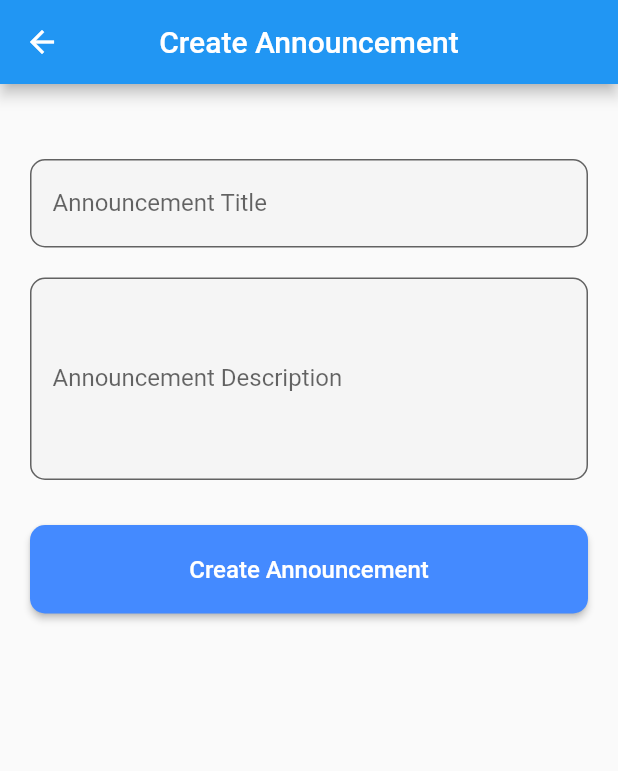
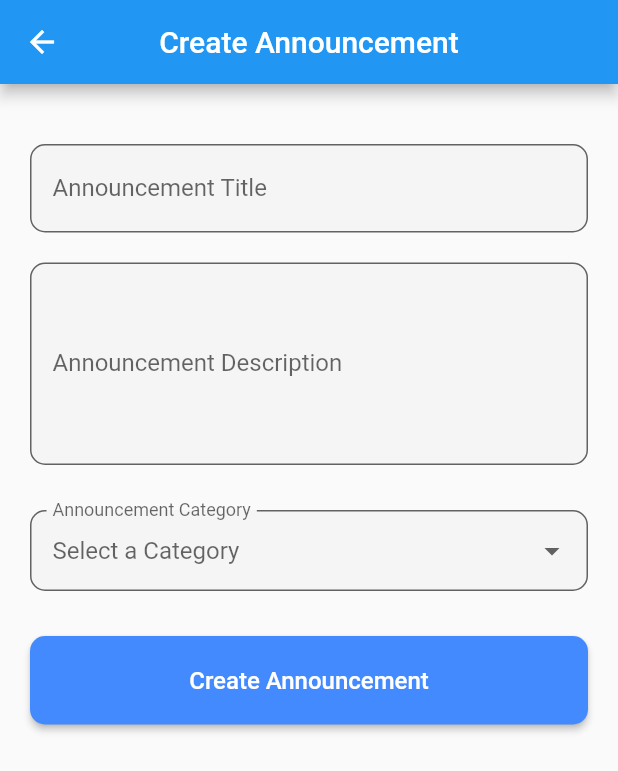
Before and after one commit to irfanSilkron/silkron-bulletin-app, a Flutter app: the screen it shows after launch, in the side drawer, after a tap on "Add Announcement", on a phone screen of 412 x 824 dp. Shown: the top 771 px of the screen. Run offline on Flutter 3.47's test engine with Material 2 defaults, Android fonts, the phone set to English and light mode, and no system bars; our stand-ins replace logger, sqflite; accounts and stored records are empty.

Commit message:
create global widgets and screen widgets

```diff
--- /dev/null
+++ b/lib/screen/announcement/model/announcement_model.dart
@@ -0,0 +1,36 @@
+class Announcement {
+  final String title;
+  final String description;
+  final String category;
+  final DateTime dateCreated;
+  final DateTime dateUpdated;
+
+  Announcement({
+    required this.title,
+    required this.description,
+    required this.category,
+    DateTime? dateCreated,
+    DateTime? dateUpdated,
+  })  : dateCreated = dateCreated ?? DateTime.now(),
+        dateUpdated = dateUpdated ?? DateTime.now();
+
+  Map<String, dynamic> toMap() {
+    return {
+      'title': title,
+      'description': description,
+      'category': category,
+      'dateCreated': dateCreated.toIso8601String(),
+      'dateUpdated': dateUpdated.toIso8601String(),
+    };
+  }
+
+  factory Announcement.fromMap(Map<String, dynamic> map) {
+    return Announcement(
+      title: map['title'],
+      description: map['description'],
+      category: map['category'],
+      dateCreated: DateTime.parse(map['dateCreated']),
+      dateUpdated: DateTime.parse(map['dateUpdated']),
+    );
+  }
+}
--- a/lib/screen/announcement/view/add_announcement.dart
+++ b/lib/screen/announcement/view/add_announcement.dart
@@ -1,8 +1,22 @@
 import 'package:flutter/material.dart';
+import 'package:phone_comparison_app/screen/announcement/model/announcement_model.dart';
 import 'package:phone_comparison_app/widgets/app_bar.dart';
 
-class AddAnnouncementScreen extends StatelessWidget {
+import '../../../widgets/app_button.dart';
+import '../../../widgets/app_category_dropdown.dart';
+import '../../../widgets/app_text_field.dart';
+
+class AddAnnouncementScreen extends StatefulWidget {
   const AddAnnouncementScreen({super.key});
+
+  @override
+  _AddAnnouncementScreenState createState() => _AddAnnouncementScreenState();
+}
+
+class _AddAnnouncementScreenState extends State<AddAnnouncementScreen> {
+  String? selectedCategory;
+  final TextEditingController titleController = TextEditingController();
+  final TextEditingController descriptionController = TextEditingController();
 
   @override
   Widget build(BuildContext context) {
@@ -12,64 +26,43 @@ class AddAnnouncementScreen extends StatelessWidget {
         child: Padding(
           padding: const EdgeInsets.all(20.0),
           child: Column(
-            mainAxisAlignment: MainAxisAlignment.center,
             crossAxisAlignment: CrossAxisAlignment.start,
             children: [
-              const SizedBox(height: 30),
+              const SizedBox(height: 20),
               // Title TextField
-              TextField(
-                decoration: InputDecoration(
-                  labelText: 'Announcement Title',
-                  labelStyle: const TextStyle(fontSize: 16),
-                  border: OutlineInputBorder(
-                    borderRadius: BorderRadius.circular(10.0),
-                  ),
-                  filled: true,
-                  fillColor: Colors.grey[100],
-                  contentPadding: const EdgeInsets.symmetric(
-                    vertical: 20.0,
-                    horizontal: 15.0,
-                  ),
-                ),
+              AppTextField(
+                label: 'Announcement Title',
+                controller: titleController,
               ),
               const SizedBox(height: 20),
               // Description TextField
-              TextField(
+              AppTextField(
+                label: 'Announcement Description',
                 maxLines: 5,
-                decoration: InputDecoration(
-                  labelText: 'Announcement Description',
-                  labelStyle: const TextStyle(fontSize: 16),
-                  border: OutlineInputBorder(
-                    borderRadius: BorderRadius.circular(10.0),
-                  ),
-                  filled: true,
-                  fillColor: Colors.grey[100],
-                  contentPadding: const EdgeInsets.symmetric(
-                    vertical: 20.0,
-                    horizontal: 15.0,
-                  ),
-                ),
+                controller: descriptionController,
+              ),
+              const SizedBox(height: 30),
+              // Category Dropdown
+              CategoryDropdown(
+                selectedCategory: selectedCategory,
+                onChanged: (value) {
+                  setState(() {
+                    selectedCategory = value;
+                  });
+                },
               ),
               const SizedBox(height: 30),
               // Create Button
-              SizedBox(
-                width: double.infinity,
-                child: ElevatedButton(
-                  onPressed: () {},
-                  style: ElevatedButton.styleFrom(
-                    padding: const EdgeInsets.symmetric(
-                      vertical: 20.0,
-                    ),
-                    backgroundColor: Colors.blueAccent,
-                    shape: RoundedRectangleBorder(
-                      borderRadius: BorderRadius.circular(10.0),
-                    ),
-                  ),
-                  child: const Text(
-                    'Create Announcement',
-                    style: TextStyle(fontSize: 16),
-                  ),
-                ),
+              AppButton(
+                onPressed: () {
+                  final newAnnouncement = Announcement(
+                    title: titleController.text,
+                    description: descriptionController.text,
+                    category: selectedCategory ?? 'General',
+                  );
+
+                  print(newAnnouncement.toMap());
+                },
               ),
             ],
           ),
@@ -78,3 +71,5 @@ class AddAnnouncementScreen extends StatelessWidget {
     );
   }
 }
+
+// Custom Create Button Widget
--- a/lib/screen/announcement/view/manage_announcement.dart
+++ b/lib/screen/announcement/view/manage_announcement.dart
@@ -1,4 +1,5 @@
 import 'package:flutter/material.dart';
+import 'package:phone_comparison_app/widgets/app_bar.dart';
 
 class ManageAnnouncementsScreen extends StatelessWidget {
   const ManageAnnouncementsScreen({super.key});
@@ -6,15 +7,12 @@ class ManageAnnouncementsScreen extends StatelessWidget {
   @override
   Widget build(BuildContext context) {
     return Scaffold(
-      appBar: AppBar(
-        title: const Text('Manage Announcements'),
-      ),
+      appBar: const BaseAppBar(title: 'Manage Announcements'),
       body: ListView.builder(
-        itemCount: 10, // Replace with dynamic count of announcements
+        itemCount: 10,
         itemBuilder: (context, index) {
           return ListTile(
-            title: Text(
-                'Announcement $index'), // Replace with actual announcement title
+            title: Text('Announcement $index'),
             subtitle: Text('Description for Announcement $index'),
             trailing: Row(
               mainAxisSize: MainAxisSize.min,
--- a/lib/screen/home/home_helper.dart
+++ b/lib/screen/home/home_helper.dart
@@ -1,46 +1,4 @@
-import 'package:flutter/material.dart';
 import 'package:intl/intl.dart';
-
-import '../announcement/view/announcement_detail_screen.dart';
-
-final announcements = [
-  {
-    'title': 'Company Meeting',
-    'content': 'Don\'t forget our meeting tomorrow!',
-    'category': 'Meeting',
-    'created_at': '2024-09-25T12:00:00' // Example date
-  },
-  {
-    'title': 'New Policy Update',
-    'content': 'Please review the new policy document.',
-    'category': 'Policy',
-    'created_at': '2024-09-24T10:00:00' // Example date
-  },
-  {
-    'title': 'Company Meeting',
-    'content': 'Don\'t forget our meeting tomorrow!',
-    'category': 'Meeting',
-    'created_at': '2024-09-25T12:00:00' // Example date
-  },
-  {
-    'title': 'Company Meeting',
-    'content': 'Don\'t forget our meeting tomorrow!',
-    'category': 'Meeting',
-    'created_at': '2024-09-25T12:00:00' // Example date
-  },
-  {
-    'title': 'Company Meeting',
-    'content': 'Don\'t forget our meeting tomorrow!',
-    'category': 'Meeting',
-    'created_at': '2024-09-25T12:00:00' // Example date
-  },
-  {
-    'title': 'Company Meeting',
-    'content': 'Don\'t forget our meeting tomorrow!',
-    'category': 'Meeting',
-    'created_at': '2024-09-25T12:00:00' // Example date
-  },
-];
 
 final today = DateTime.now();
 
@@ -53,52 +11,3 @@ String formatDate(String dateString) {
   }
   return DateFormat('dd/MM/yyyy').format(date);
 }
-
-ListView announcementsList(BuildContext context) {
-  return ListView.separated(
-    physics: const NeverScrollableScrollPhysics(),
-    shrinkWrap: true,
-    itemCount: announcements.length,
-    separatorBuilder: (context, index) {
-      return const Divider(
-        color: Colors.grey,
-        thickness: 1,
-        // height: 20,
-      );
-    },
-    itemBuilder: (context, index) {
-      final announcement = announcements[index];
-      return Container(
-        decoration: BoxDecoration(
-          color: Colors.grey[200],
-          borderRadius: BorderRadius.circular(20),
-        ),
-        child: ClipRRect(
-          borderRadius: BorderRadius.circular(20),
-          child: ListTile(
-            leading: const Icon(
-              Icons.announcement,
-              color: Colors.blue,
-              size: 30,
-            ),
-            title: Text(
-              announcement['title']!,
-              style: const TextStyle(
-                fontWeight: FontWeight.bold,
-              ),
-            ),
-            subtitle: Text(formatDate(announcement['created_at']!)),
-            onTap: () {
-              Navigator.push(
-                context,
-                MaterialPageRoute(
-                  builder: (context) => AnnouncementDetailScreen(),
-                ),
-              );
-            },
-          ),
-        ),
-      );
-    },
-  );
-}
--- a/lib/screen/home/view/home_screen.dart
+++ b/lib/screen/home/view/home_screen.dart
@@ -1,9 +1,10 @@
 import 'package:flutter/material.dart';
-import 'package:phone_comparison_app/utils/constant/image_asset.dart';
-import 'package:phone_comparison_app/utils/constant/path_route.dart';
 import 'package:phone_comparison_app/widgets/app_bar.dart';
-import '../home_helper.dart';
+import '../widget/announcement_list.dart';
+import '../widget/home_banner.dart';
+import '../widget/home_drawer.dart';
 
+// HomeScreen widget
 class HomeScreen extends StatelessWidget {
   const HomeScreen({super.key});
 
@@ -13,46 +14,14 @@ class HomeScreen extends StatelessWidget {
       appBar: const BaseAppBar(
         title: 'Silkron Bulletin App',
       ),
-      drawer: Drawer(
-        child: ListView(
-          children: [
-            ListTile(
-              leading: const Icon(Icons.add),
-              title: const Text('Add Announcement'),
-              onTap: () {
-                Navigator.pushNamed(context, PathRoute.addAnnouncementScreen);
-              },
-            ),
-            ListTile(
-              leading: const Icon(Icons.settings),
-              title: const Text('Manage Announcement'),
-              onTap: () {
-                Navigator.pushNamed(
-                    context, PathRoute.manageAnnouncementScreen);
-              },
-            ),
-            ListTile(
-              leading: const Icon(Icons.logout),
-              title: const Text('Logout'),
-              onTap: () {},
-            ),
-          ],
-        ),
-      ),
+      drawer: const HomeDrawer(),
       body: SingleChildScrollView(
         child: Column(
-          children: [
-            Container(
-              height: 200,
-              decoration: BoxDecoration(
-                  image: DecorationImage(
-                image: AssetImage(ImageAsset().homeBanner),
-                fit: BoxFit.cover,
-              )),
-            ),
+          children: const [
+            HomeBanner(),
             Padding(
-              padding: const EdgeInsets.all(10.0),
-              child: announcementsList(context),
+              padding: EdgeInsets.all(10.0),
+              child: AnnouncementsList(),
             ),
           ],
         ),
--- /dev/null
+++ b/lib/screen/home/widget/announcement_list.dart
@@ -0,0 +1,97 @@
+import 'package:flutter/material.dart';
+
+import '../../announcement/view/announcement_detail_screen.dart';
+import '../home_helper.dart';
+
+final announcements = [
+  {
+    'title': 'Company Meeting',
+    'content': 'Don\'t forget our meeting tomorrow!',
+    'category': 'Meeting',
+    'created_at': '2024-09-25T12:00:00' // Example date
+  },
+  {
+    'title': 'New Policy Update',
+    'content': 'Please review the new policy document.',
+    'category': 'Policy',
+    'created_at': '2024-09-24T10:00:00' // Example date
+  },
+  {
+    'title': 'Company Meeting',
+    'content': 'Don\'t forget our meeting tomorrow!',
+    'category': 'Meeting',
+    'created_at': '2024-09-25T12:00:00' // Example date
+  },
+  {
+    'title': 'Company Meeting',
+    'content': 'Don\'t forget our meeting tomorrow!',
+    'category': 'Meeting',
+    'created_at': '2024-09-25T12:00:00' // Example date
+  },
+  {
+    'title': 'Company Meeting',
+    'content': 'Don\'t forget our meeting tomorrow!',
+    'category': 'Meeting',
+    'created_at': '2024-09-25T12:00:00' // Example date
+  },
+  {
+    'title': 'Company Meeting',
+    'content': 'Don\'t forget our meeting tomorrow!',
+    'category': 'Meeting',
+    'created_at': '2024-09-25T12:00:00' // Example date
+  },
+];
+
+class AnnouncementsList extends StatelessWidget {
+  const AnnouncementsList({super.key});
+
+  @override
+  Widget build(BuildContext context) {
+    return ListView.separated(
+      physics: const NeverScrollableScrollPhysics(),
+      shrinkWrap: true,
+      itemCount: announcements.length,
+      separatorBuilder: (context, index) {
+        return const Divider(
+          color: Colors.grey,
+          thickness: 1,
+          // height: 20,
+        );
+      },
+      itemBuilder: (context, index) {
+        final announcement = announcements[index];
+        return Container(
+          decoration: BoxDecoration(
+            color: Colors.grey[200],
+            borderRadius: BorderRadius.circular(20),
+          ),
+          child: ClipRRect(
+            borderRadius: BorderRadius.circular(20),
+            child: ListTile(
+              leading: const Icon(
+                Icons.announcement,
+                color: Colors.blue,
+                size: 30,
+              ),
+              title: Text(
+                announcement['title']!,
+                style: const TextStyle(
+                  fontWeight: FontWeight.bold,
+                ),
+              ),
+              subtitle: Text(formatDate(announcement['created_at']!)),
+              onTap: () {
+                Navigator.push(
+                  context,
+                  MaterialPageRoute(
+                    builder: (context) => const AnnouncementDetailScreen(),
+                  ),
+                );
+              },
+            ),
+          ),
+        );
+      },
+    );
+  }
+}
--- /dev/null
+++ b/lib/screen/home/widget/home_banner.dart
@@ -0,0 +1,20 @@
+import 'package:flutter/material.dart';
+
+import '../../../utils/constant/image_asset.dart';
+
+class HomeBanner extends StatelessWidget {
+  const HomeBanner({super.key});
+
+  @override
+  Widget build(BuildContext context) {
+    return Container(
+      height: 200,
+      decoration: BoxDecoration(
+        image: DecorationImage(
+          image: AssetImage(ImageAsset().homeBanner),
+          fit: BoxFit.cover,
+        ),
+      ),
+    );
+  }
+}
--- /dev/null
+++ b/lib/screen/home/widget/home_drawer.dart
@@ -0,0 +1,55 @@
+import 'package:flutter/material.dart';
+
+import '../../../utils/constant/path_route.dart';
+
+class HomeDrawer extends StatelessWidget {
+  const HomeDrawer({super.key});
+
+  @override
+  Widget build(BuildContext context) {
+    return Drawer(
+      child: ListView(
+        children: [
+          _buildDrawerItem(
+            context,
+            icon: Icons.add,
+            title: 'Add Announcement',
+            route: PathRoute.addAnnouncementScreen,
+          ),
+          _buildDrawerItem(
+            context,
+            icon: Icons.settings,
+            title: 'Manage Announcement',
+            route: PathRoute.manageAnnouncementScreen,
+          ),
+          _buildDrawerItem(
+            context,
+            icon: Icons.logout,
+            title: 'Logout',
+            onTap: () {
+              // Add logout logic
+            },
+          ),
+        ],
+      ),
+    );
+  }
+
+  // Helper method for Drawer items
+  ListTile _buildDrawerItem(BuildContext context,
+      {required IconData icon,
+      required String title,
+      String? route,
+      VoidCallback? onTap}) {
+    return ListTile(
+      leading: Icon(icon),
+      title: Text(title),
+      onTap: onTap ??
+          () {
+            if (route != null) {
+              Navigator.pushNamed(context, route);
+            }
+          },
+    );
+  }
+}
--- /dev/null
+++ b/lib/widgets/app_button.dart
@@ -0,0 +1,33 @@
+import 'package:flutter/material.dart';
+
+class AppButton extends StatelessWidget {
+  final VoidCallback onPressed;
+
+  const AppButton({
+    Key? key,
+    required this.onPressed,
+  }) : super(key: key);
+
+  @override
+  Widget build(BuildContext context) {
+    return SizedBox(
+      width: double.infinity,
+      child: ElevatedButton(
+        onPressed: onPressed,
+        style: ElevatedButton.styleFrom(
+          padding: const EdgeInsets.symmetric(
+            vertical: 20.0,
+          ),
+          backgroundColor: Colors.blueAccent,
+          shape: RoundedRectangleBorder(
+            borderRadius: BorderRadius.circular(10.0),
+          ),
+        ),
+        child: const Text(
+          'Create Announcement',
+          style: TextStyle(fontSize: 16),
+        ),
+      ),
+    );
+  }
+}
--- /dev/null
+++ b/lib/widgets/app_category_dropdown.dart
@@ -0,0 +1,42 @@
+import 'package:flutter/material.dart';
+
+class CategoryDropdown extends StatelessWidget {
+  final String? selectedCategory;
+  final ValueChanged<String?>? onChanged;
+
+  // List of categories for the announcement
+  final List<String> categories = ['General', 'Event', 'Update', 'Promotion'];
+
+  CategoryDropdown({
+    Key? key,
+    required this.selectedCategory,
+    required this.onChanged,
+  }) : super(key: key);
+
+  @override
+  Widget build(BuildContext context) {
+    return DropdownButtonFormField<String>(
+      decoration: InputDecoration(
+        labelText: 'Announcement Category',
+        border: OutlineInputBorder(
+          borderRadius: BorderRadius.circular(10.0),
+        ),
+        filled: true,
+        fillColor: Colors.grey[100],
+        contentPadding: const EdgeInsets.symmetric(
+          vertical: 15.0,
+          horizontal: 15.0,
+        ),
+      ),
+      value: selectedCategory,
+      items: categories
+          .map((category) => DropdownMenuItem<String>(
+                value: category,
+                child: Text(category),
+              ))
+          .toList(),
+      onChanged: onChanged,
+      hint: const Text('Select a Category'),
+    );
+  }
+}
--- /dev/null
+++ b/lib/widgets/app_text_field.dart
@@ -0,0 +1,36 @@
+import 'package:flutter/material.dart';
+
+class AppTextField extends StatelessWidget {
+  final String label;
+  final TextEditingController controller;
+
+  final int? maxLines;
+
+  const AppTextField({
+    Key? key,
+    required this.label,
+    required this.controller,
+    this.maxLines,
+  }) : super(key: key);
+
+  @override
+  Widget build(BuildContext context) {
+    return TextField(
+      controller: controller,
+      maxLines: maxLines ?? 1,
+      decoration: InputDecoration(
+        labelText: label,
+        labelStyle: const TextStyle(fontSize: 16),
+        border: OutlineInputBorder(
+          borderRadius: BorderRadius.circular(10.0),
+        ),
+        filled: true,
+        fillColor: Colors.grey[100],
+        contentPadding: const EdgeInsets.symmetric(
+          vertical: 20.0,
+          horizontal: 15.0,
+        ),
+      ),
+    );
+  }
+}
```
